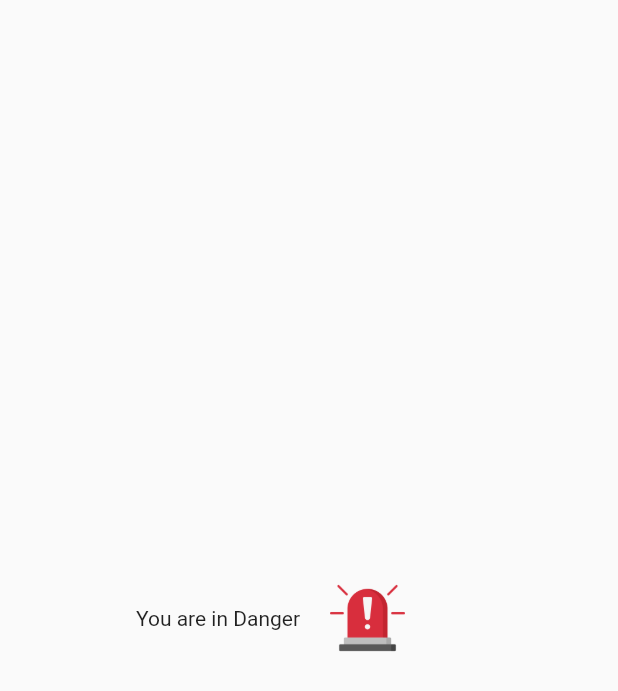
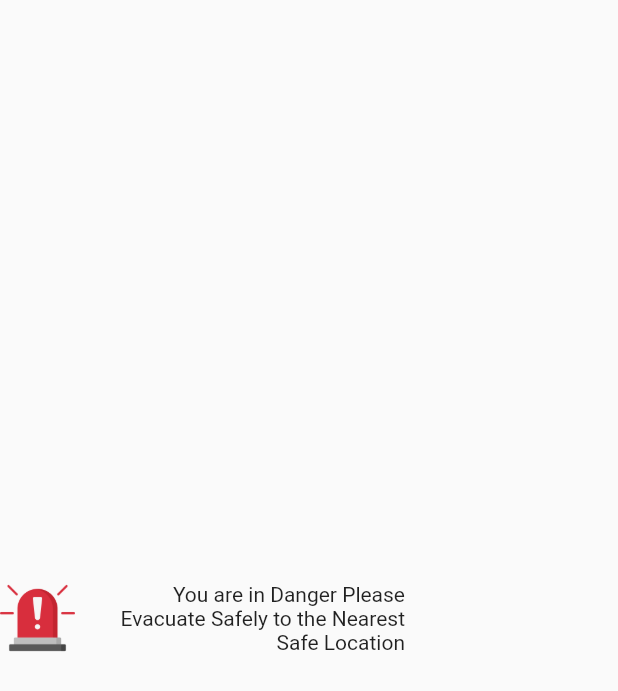
Before and after one commit to r4ks/fireManagement, a Flutter app: the AlarmWidget widget shown alone on an empty page, opened directly, on a phone screen of 412 x 824 dp. Shown: the top 691 px of the screen. Run offline on Flutter 3.47's test engine with Material 2 defaults, Android fonts, the phone set to English and light mode, and no system bars; our stand-ins replace csv, flutter_map, flutter_svg, get, latlong2, rxdart; missing offline and left inert: flutter_map_arcgis, flutter_map_marker_cluster; network calls fail.

Commit message:
many features

```diff
--- a/lib/controllers/alarm_ctrl.dart
+++ b/lib/controllers/alarm_ctrl.dart
@@ -2,6 +2,6 @@ import 'package:get/get.dart';
 
 class AlarmController extends GetxController {
   RxBool isAlarm = false.obs;
-  RxString alarmText = "You are in Danger".obs;
-  Map<int,String> alarmType = {1:"You are in Danger",2:"You will be in Danger soon", 3:"Roads you are using are blocked!", 4:"Stay put, you are safe but the roads are dangerous"};
+  RxString alarmText = "You are in Danger Please Evacuate Safely to the Nearest Safe Location".obs;
+  Map<int,String> alarmType = {1:"You are in Danger Please Evacuate Safely to the Nearest Safe Location",2:"You will be in Danger soon", 3:"Roads you are using are blocked!", 4:"Stay put, you are safe but the roads are dangerous"};
 }
--- a/lib/widgets/alarm_Widget.dart
+++ b/lib/widgets/alarm_Widget.dart
@@ -20,6 +20,16 @@ class AlarmWidget extends StatelessWidget{
                           children: [
                             Row(
                               children: [
+                                 Container(
+                                  width: 50,
+                                  height: 50,
+                                  alignment: Alignment.topCenter,
+                                  decoration: BoxDecoration(
+                                    borderRadius: BorderRadius.circular(14),
+                                  ),
+                                  child: Image.asset(ImagePaths.alarmIcon),
+                                ),
+                                 const SizedBox(width: 20),
                                 SizedBox(
                                   width: 200,
                                   child: Text(
@@ -27,16 +37,8 @@ class AlarmWidget extends StatelessWidget{
                                     textAlign: TextAlign.end,
                                   ),
                                 ),
-                                const SizedBox(width: 20),
-                                Container(
-                                  width: 50,
-                                  height: 50,
-                                  alignment: Alignment.topCenter,
-                                  decoration: BoxDecoration(
-                                    borderRadius: BorderRadius.circular(14),
-                                  ),
-                                  child: Image.asset(ImagePaths.alarmIcon),
-                                ),]), ],),
+
+                               ]), ],),
     );
   }
 
```
Also changed, not shown: lib/screens/mainScreen.dart (+7 -0 lines).
